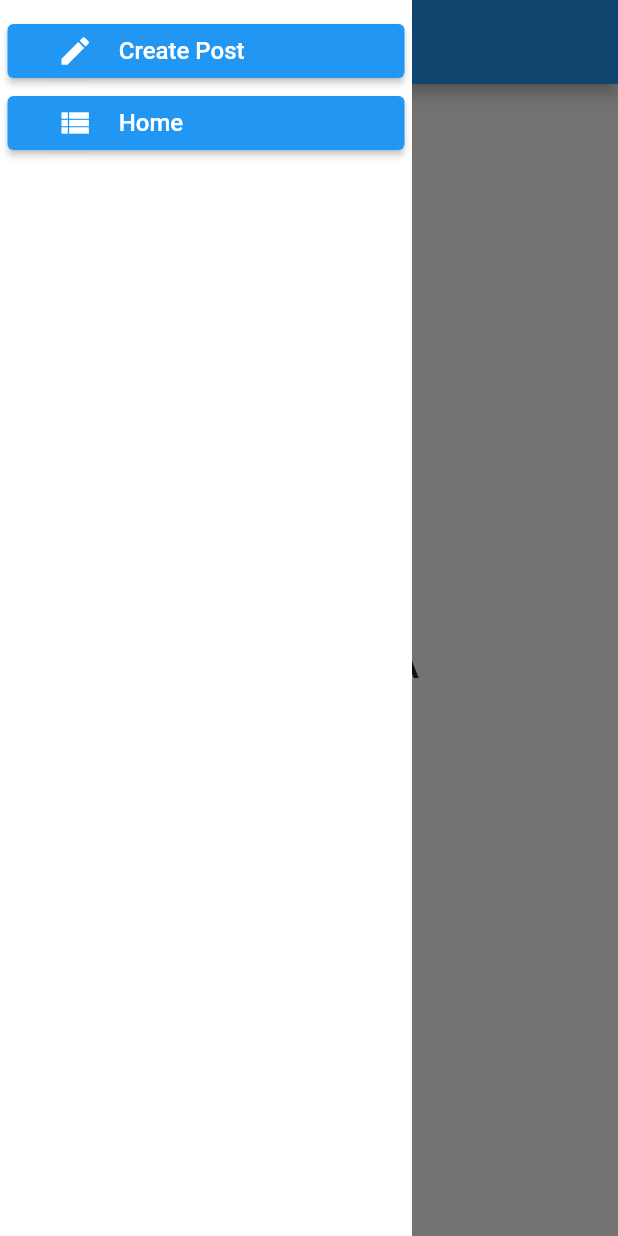
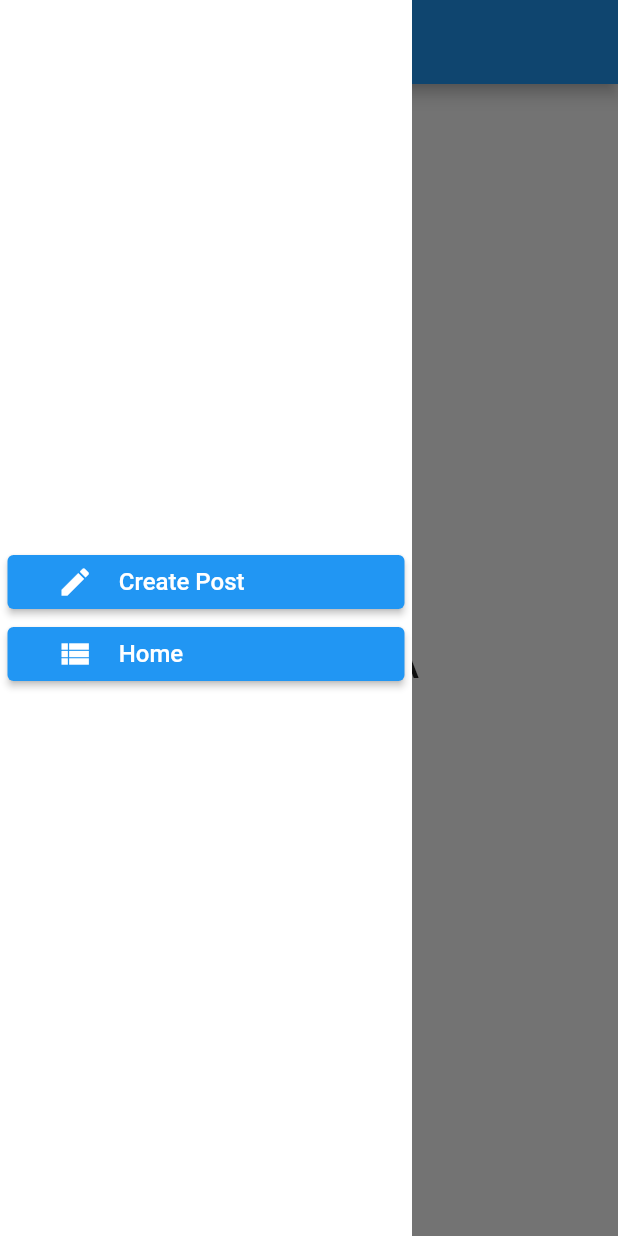
Before and after one commit to Christian-PWH/flutter_simple_cms, a Flutter app: the screen it shows after launch, with the side drawer open, on a phone screen of 412 x 824 dp. Run offline on Flutter 3.47's test engine with Material 2 defaults, Android fonts, the light colour scheme and no system bars; our stand-ins replace image_picker, parse_server_sdk_flutter; network calls fail.

Commit message:
ver1.0.1 (fix drawer)

```diff
--- a/lib/widgets/show_drawer.dart
+++ b/lib/widgets/show_drawer.dart
@@ -4,6 +4,7 @@ import 'package:flutter_simple_cms/screens/home_screen.dart';
 
 Widget showDrawer(BuildContext context) {
   return Container(
+    alignment: Alignment.center,
     padding: const EdgeInsets.fromLTRB(5.0, 10.0, 5.0, 10.0),
     color: Colors.white,
     width: MediaQuery.of(context).size.width / 1.5,
```
